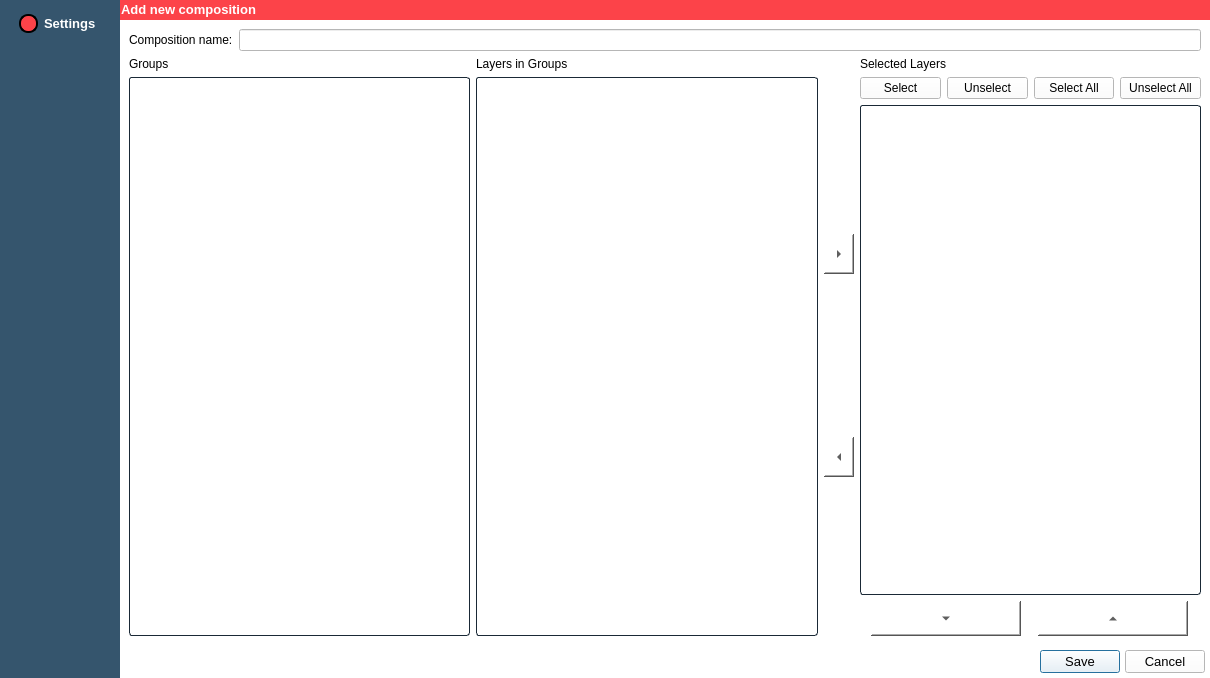
This is Kompozycje/nowa_kompozycja.ui in GIAPspzoo/GIAP_PolaMap_lite as Qt 5 draws it before an edit. The edited form follows.
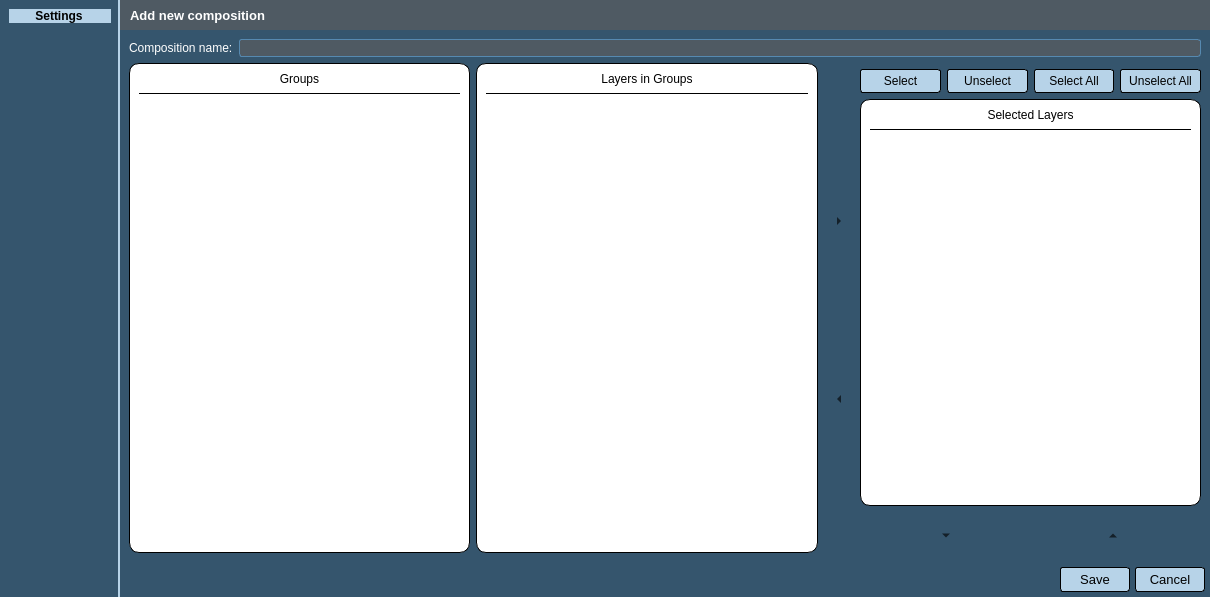
This is the edited form. Icons and pictures are not drawn.

What changed in the file:
```diff
--- a/Kompozycje/nowa_kompozycja.ui
+++ b/Kompozycje/nowa_kompozycja.ui
@@ -13,7 +13,7 @@
     <x>0</x>
     <y>0</y>
     <width>1210</width>
-    <height>678</height>
+    <height>597</height>
    </rect>
   </property>
   <property name="sizePolicy">
@@ -46,23 +46,90 @@
   </property>
   <property name="styleSheet">
    <string notr="true">* {
-	background-color: rgb(255, 255, 255);
-	color: black;
+	background-color: rgb(53, 85, 109);
     font: 10pt &quot;Segoe UI&quot;; 
+	color: white;
 }
-
-
 QAbstractItemView
 {
-	alternate-background-color:  #e7e7e7;
-	color:  black;
-	border: 1px solid  #1a2936;
+	alternate-background-color:  #e6e6e6;
+}
+QComboBox
+{
+	selection-background-color: #b7d3e8;
+    background-color: #4f5a63;
+	border-style: solid;
+	border: 1px solid  #5689b0;
 	border-radius: 3px;
-	padding: 1px;
+	padding: 2px;
+	font: 9pt &quot;Segoe UI&quot;;
+    height: 20px;
+}
+
+QComboBox:on
+{
+	background-color: #4f5a63;
+	padding-top: 3px;
+	padding-left: 1px;
+	selection-background-color: #4a4a4a;
+}
+
+QComboBox QAbstractItemView
+{
+	background-color: #4f5a63;
+	border-radius: 4px;
+	border: 1px solid  #6fb1e3;
+	selection-background-color: #4f5a63;
+    padding: 4px 10px 4px 10px;
+    width: 1.9em;
+}
+
+QComboBox::drop-down
+{
+	subcontrol-origin: padding;
+	subcontrol-position: top right;
+	width: 15px;
+    background-color: #5689b0;
+	border-left-width: 0px;
+	border-left-color:  #1a2936;
+	border-left-style: solid;
+	border-top-right-radius: 3px; 
+	border-bottom-right-radius: 3px;
+}
+
+QComboBox::down-arrow
+{
+	image: url(icons/down_arrow_disabled.png);
+}
+
+QComboBox::down-arrow:on, 
+QComboBox::down-arrow:hover,
+QComboBox::down-arrow:focus
+{
+	image: url(icons/down_arrow.png);
+}
+
+QLineEdit
+{
+	border: 1px solid #5689b0;
+    border-radius: 3px;
+    background-color: #4f5a63;
 }
 
 QPushButton {
 	color: black;
+	border: 1px solid black;
+	background-color: #b7d3e8;
+	border-radius: 3px;
+	padding: 4px;
+}
+
+QPushButton:hover {
+	font-weight: bold;
+}
+QPushButton:pressed {
+   background-color: #5689b0;
+   border: 1px solid #6fb1e3;
 }
 
 QPushButton:disabled
@@ -70,20 +137,24 @@
 	color: gray;
 }
 
+QGroupBox {
+border: 1px solid #5689b0;
+}
+
 QToolButton {
-	color:  black;
+   border: 0px solid transparent;
+   color: black;
+
 }
 
-QPushButton:disabled
-{
-	color: gray;
+QToolButton:hover {
+   background-color: #5689b0;
+   border: 1px solid #6fb1e3;
 }
 
-QHeaderView::section
-{
-	background-color:  #cfcfcf;
-	color:  black;
-	padding-left: 4px;
+QToolButton:pressed {
+   background-color: #5689b0;
+   border: 1px solid #6fb1e3;
 }</string>
   </property>
   <property name="locale">
@@ -190,87 +261,6 @@
       <enum>QFrame::Plain</enum>
      </property>
      <layout class="QGridLayout" name="gridLayout_2">
-      <item row="1" column="0">
-       <widget class="QLabel" name="grupy_label">
-        <property name="sizePolicy">
-         <sizepolicy hsizetype="Preferred" vsizetype="Fixed">
-          <horstretch>0</horstretch>
-          <verstretch>0</verstretch>
-         </sizepolicy>
-        </property>
-        <property name="text">
-         <string>Groups</string>
-        </property>
-       </widget>
-      </item>
-      <item row="1" column="1">
-       <widget class="QLabel" name="warstwy_w_grupie_label">
-        <property name="sizePolicy">
-         <sizepolicy hsizetype="Preferred" vsizetype="Fixed">
-          <horstretch>0</horstretch>
-          <verstretch>0</verstretch>
-         </sizepolicy>
-        </property>
-        <property name="text">
-         <string>Layers in Groups</string>
-        </property>
-       </widget>
-      </item>
-      <item row="1" column="3">
-       <widget class="QLabel" name="wybrane_warstwy_label">
-        <property name="sizePolicy">
-         <sizepolicy hsizetype="Preferred" vsizetype="Fixed">
-          <horstretch>0</horstretch>
-          <verstretch>0</verstretch>
-         </sizepolicy>
-        </property>
-        <property name="text">
-         <string>Selected Layers</string>
-        </property>
-       </widget>
-      </item>
-      <item row="0" column="0" colspan="4">
-       <layout class="QHBoxLayout" name="horizontalLayout_3">
-        <item>
-         <widget class="QLabel" name="label_2">
-          <property name="text">
-           <string>Composition name:</string>
-          </property>
-         </widget>
-        </item>
-        <item>
-         <widget class="QLineEdit" name="nazwa_lineEdit"/>
-        </item>
-       </layout>
-      </item>
-      <item row="3" column="3">
-       <widget class="QListView" name="warstwy_table">
-        <property name="editTriggers">
-         <set>QAbstractItemView::NoEditTriggers</set>
-        </property>
-        <property name="dragEnabled">
-         <bool>false</bool>
-        </property>
-        <property name="dragDropOverwriteMode">
-         <bool>false</bool>
-        </property>
-        <property name="dragDropMode">
-         <enum>QAbstractItemView::NoDragDrop</enum>
-        </property>
-        <property name="defaultDropAction">
-         <enum>Qt::MoveAction</enum>
-        </property>
-        <property name="alternatingRowColors">
-         <bool>true</bool>
-        </property>
-        <property name="selectionMode">
-         <enum>QAbstractItemView::SingleSelection</enum>
-        </property>
-        <property name="selectionBehavior">
-         <enum>QAbstractItemView::SelectRows</enum>
-        </property>
-       </widget>
-      </item>
       <item row="2" column="3">
        <widget class="QWidget" name="widget_2" native="true">
         <layout class="QHBoxLayout" name="horizontalLayout_2">
@@ -317,99 +307,83 @@
         </layout>
        </widget>
       </item>
-      <item row="2" column="2" rowspan="3">
-       <layout class="QVBoxLayout" name="verticalLayout_2">
-        <item>
-         <widget class="QToolButton" name="dodaj_warstwe">
-          <property name="minimumSize">
-           <size>
-            <width>30</width>
-            <height>40</height>
-           </size>
-          </property>
-          <property name="text">
-           <string>...</string>
-          </property>
-          <property name="arrowType">
-           <enum>Qt::RightArrow</enum>
-          </property>
-         </widget>
-        </item>
-        <item>
-         <widget class="QToolButton" name="usun_warstwe">
-          <property name="minimumSize">
-           <size>
-            <width>30</width>
-            <height>40</height>
-           </size>
-          </property>
-          <property name="text">
-           <string>...</string>
-          </property>
-          <property name="arrowType">
-           <enum>Qt::LeftArrow</enum>
-          </property>
-         </widget>
-        </item>
-       </layout>
-      </item>
-      <item row="2" column="1" rowspan="3">
-       <widget class="QListView" name="warstwy_w_grupie_table">
-        <property name="editTriggers">
-         <set>QAbstractItemView::NoEditTriggers</set>
+      <item row="1" column="0" rowspan="5">
+       <widget class="QFrame" name="frame_2">
+        <property name="styleSheet">
+         <string notr="true">border: 1px solid black;
+border-radius: 10px;
+background-color: white;</string>
         </property>
-        <property name="dragEnabled">
-         <bool>false</bool>
+        <property name="frameShape">
+         <enum>QFrame::StyledPanel</enum>
         </property>
-        <property name="dragDropOverwriteMode">
-         <bool>false</bool>
+        <property name="frameShadow">
+         <enum>QFrame::Raised</enum>
         </property>
-        <property name="dragDropMode">
-         <enum>QAbstractItemView::NoDragDrop</enum>
-        </property>
-        <property name="defaultDropAction">
-         <enum>Qt::MoveAction</enum>
-        </property>
-        <property name="alternatingRowColors">
-         <bool>true</bool>
-        </property>
-        <property name="selectionMode">
-         <enum>QAbstractItemView::MultiSelection</enum>
-        </property>
-        <property name="selectionBehavior">
-         <enum>QAbstractItemView::SelectRows</enum>
-        </property>
+        <layout class="QVBoxLayout" name="verticalLayout_4">
+         <property name="topMargin">
+          <number>0</number>
+         </property>
+         <item>
+          <widget class="QLabel" name="label_4">
+           <property name="minimumSize">
+            <size>
+             <width>0</width>
+             <height>30</height>
+            </size>
+           </property>
+           <property name="styleSheet">
+            <string notr="true">border-width: 0px;
+border-radius: 0px;
+border-bottom: 1px solid black;
+color: black;</string>
+           </property>
+           <property name="text">
+            <string>Groups</string>
+           </property>
+           <property name="alignment">
+            <set>Qt::AlignCenter</set>
+           </property>
+          </widget>
+         </item>
+         <item>
+          <widget class="QListView" name="grupy_table">
+           <property name="styleSheet">
+            <string notr="true">QListView {
+border: 0px;
+color: black;
+}</string>
+           </property>
+           <property name="editTriggers">
+            <set>QAbstractItemView::NoEditTriggers</set>
+           </property>
+           <property name="dragEnabled">
+            <bool>false</bool>
+           </property>
+           <property name="dragDropOverwriteMode">
+            <bool>false</bool>
+           </property>
+           <property name="dragDropMode">
+            <enum>QAbstractItemView::NoDragDrop</enum>
+           </property>
+           <property name="defaultDropAction">
+            <enum>Qt::MoveAction</enum>
+           </property>
+           <property name="alternatingRowColors">
+            <bool>true</bool>
+           </property>
+           <property name="selectionMode">
+            <enum>QAbstractItemView::SingleSelection</enum>
+           </property>
+           <property name="selectionBehavior">
+            <enum>QAbstractItemView::SelectRows</enum>
+           </property>
+          </widget>
+         </item>
+        </layout>
        </widget>
       </item>
-      <item row="2" column="0" rowspan="3">
-       <widget class="QListView" name="grupy_table">
-        <property name="editTriggers">
-         <set>QAbstractItemView::NoEditTriggers</set>
-        </property>
-        <property name="dragEnabled">
-         <bool>false</bool>
-        </property>
-        <property name="dragDropOverwriteMode">
-         <bool>false</bool>
-        </property>
-        <property name="dragDropMode">
-         <enum>QAbstractItemView::NoDragDrop</enum>
-        </property>
-        <property name="defaultDropAction">
-         <enum>Qt::MoveAction</enum>
-        </property>
-        <property name="alternatingRowColors">
-         <bool>true</bool>
-        </property>
-        <property name="selectionMode">
-         <enum>QAbstractItemView::SingleSelection</enum>
-        </property>
-        <property name="selectionBehavior">
-         <enum>QAbstractItemView::SelectRows</enum>
-        </property>
-       </widget>
-      </item>
-      <item row="4" column="3">
+      <item row="5" column="3">
        <layout class="QHBoxLayout" name="horizontalLayout_4">
         <item>
          <widget class="QToolButton" name="wdol_warstwe">
@@ -445,274 +419,211 @@
         </item>
        </layout>
       </item>
-     </layout>
-    </widget>
-   </item>
-   <item row="0" column="0" rowspan="3">
-    <widget class="QWidget" name="widget" native="true">
-     <property name="minimumSize">
-      <size>
-       <width>120</width>
-       <height>0</height>
-      </size>
-     </property>
-     <property name="font">
-      <font>
-       <family>Segoe UI Light</family>
-       <pointsize>8</pointsize>
-       <weight>9</weight>
-       <italic>false</italic>
-       <bold>false</bold>
-      </font>
-     </property>
-     <property name="styleSheet">
-      <string notr="true">background-color: rgb(53, 85, 109);
-font: 75 8pt &quot;Segoe UI Light&quot;;
-</string>
-     </property>
-     <layout class="QGridLayout" name="gridLayout_3">
-      <item row="0" column="0">
-       <widget class="QRadioButton" name="radioButton_10">
-        <property name="enabled">
-         <bool>false</bool>
-        </property>
-        <property name="minimumSize">
-         <size>
-          <width>0</width>
-          <height>20</height>
-         </size>
-        </property>
-        <property name="palette">
-         <palette>
-          <active>
-           <colorrole role="WindowText">
-            <brush brushstyle="SolidPattern">
-             <color alpha="255">
-              <red>255</red>
-              <green>255</green>
-              <blue>255</blue>
-             </color>
-            </brush>
-           </colorrole>
-           <colorrole role="Button">
-            <brush brushstyle="SolidPattern">
-             <color alpha="255">
-              <red>53</red>
-              <green>85</green>
-              <blue>109</blue>
-             </color>
-            </brush>
-           </colorrole>
-           <colorrole role="Text">
-            <brush brushstyle="SolidPattern">
-             <color alpha="255">
-              <red>255</red>
-              <green>255</green>
-              <blue>255</blue>
-             </color>
-            </brush>
-           </colorrole>
-           <colorrole role="ButtonText">
-            <brush brushstyle="SolidPattern">
-             <color alpha="255">
-              <red>255</red>
-              <green>255</green>
-              <blue>255</blue>
-             </color>
-            </brush>
-           </colorrole>
-           <colorrole role="Base">
-            <brush brushstyle="SolidPattern">
-             <color alpha="255">
-              <red>53</red>
-              <green>85</green>
-              <blue>109</blue>
-             </color>
-            </brush>
-           </colorrole>
-           <colorrole role="Window">
-            <brush brushstyle="SolidPattern">
-             <color alpha="255">
-              <red>53</red>
-              <green>85</green>
-              <blue>109</blue>
-             </color>
-            </brush>
-           </colorrole>
-          </active>
-          <inactive>
-           <colorrole role="WindowText">
-            <brush brushstyle="SolidPattern">
-             <color alpha="255">
-              <red>255</red>
-              <green>255</green>
-              <blue>255</blue>
-             </color>
-            </brush>
-           </colorrole>
-           <colorrole role="Button">
-            <brush brushstyle="SolidPattern">
-             <color alpha="255">
-              <red>53</red>
-              <green>85</green>
-              <blue>109</blue>
-             </color>
-            </brush>
-           </colorrole>
-           <colorrole role="Text">
-            <brush brushstyle="SolidPattern">
-             <color alpha="255">
-              <red>255</red>
-              <green>255</green>
-              <blue>255</blue>
-             </color>
-            </brush>
-           </colorrole>
-           <colorrole role="ButtonText">
-            <brush brushstyle="SolidPattern">
-             <color alpha="255">
-              <red>255</red>
-              <green>255</green>
-              <blue>255</blue>
-             </color>
-            </brush>
-           </colorrole>
-           <colorrole role="Base">
-            <brush brushstyle="SolidPattern">
-             <color alpha="255">
-              <red>53</red>
-              <green>85</green>
-              <blue>109</blue>
-             </color>
-            </brush>
-           </colorrole>
-           <colorrole role="Window">
-            <brush brushstyle="SolidPattern">
-             <color alpha="255">
-              <red>53</red>
-              <green>85</green>
-              <blue>109</blue>
-             </color>
-            </brush>
-           </colorrole>
-          </inactive>
-          <disabled>
-           <colorrole role="WindowText">
-            <brush brushstyle="SolidPattern">
-             <color alpha="255">
-              <red>255</red>
-              <green>255</green>
-              <blue>255</blue>
-             </color>
-            </brush>
-           </colorrole>
-           <colorrole role="Button">
-            <brush brushstyle="SolidPattern">
-             <color alpha="255">
-              <red>53</red>
-              <green>85</green>
-              <blue>109</blue>
-             </color>
-            </brush>
-           </colorrole>
-           <colorrole role="Text">
-            <brush brushstyle="SolidPattern">
-             <color alpha="255">
-              <red>255</red>
-              <green>255</green>
-              <blue>255</blue>
-             </color>
-            </brush>
-           </colorrole>
-           <colorrole role="ButtonText">
-            <brush brushstyle="SolidPattern">
-             <color alpha="255">
-              <red>255</red>
-              <green>255</green>
-              <blue>255</blue>
-             </color>
-            </brush>
-           </colorrole>
-           <colorrole role="Base">
-            <brush brushstyle="SolidPattern">
-             <color alpha="255">
-              <red>53</red>
-              <green>85</green>
-              <blue>109</blue>
-             </color>
-            </brush>
-           </colorrole>
-           <colorrole role="Window">
-            <brush brushstyle="SolidPattern">
-             <color alpha="255">
-              <red>53</red>
-              <green>85</green>
-              <blue>109</blue>
-             </color>
-            </brush>
-           </colorrole>
-          </disabled>
-         </palette>
-        </property>
-        <property name="font">
-         <font>
-          <family>Segoe UI</family>
-          <pointsize>10</pointsize>
-          <weight>75</weight>
-          <italic>false</italic>
-          <bold>true</bold>
-         </font>
-        </property>
+      <item row="0" column="0" colspan="4">
+       <layout class="QHBoxLayout" name="horizontalLayout_3">
+        <item>
+         <widget class="QLabel" name="label_2">
+          <property name="text">
+           <string>Composition name:</string>
+          </property>
+         </widget>
+        </item>
+        <item>
+         <widget class="QLineEdit" name="nazwa_lineEdit">
+          <property name="text">
+           <string/>
+          </property>
+         </widget>
+        </item>
+       </layout>
+      </item>
+      <item row="2" column="2" rowspan="4">
+       <layout class="QVBoxLayout" name="verticalLayout_2">
+        <item>
+         <widget class="QToolButton" name="dodaj_warstwe">
+          <property name="minimumSize">
+           <size>
+            <width>30</width>
+            <height>40</height>
+           </size>
+          </property>
+          <property name="text">
+           <string>...</string>
+          </property>
+          <property name="arrowType">
+           <enum>Qt::RightArrow</enum>
+          </property>
+         </widget>
+        </item>
+        <item>
+         <widget class="QToolButton" name="usun_warstwe">
+          <property name="minimumSize">
+           <size>
+            <width>30</width>
+            <height>40</height>
+           </size>
+          </property>
+          <property name="text">
+           <string>...</string>
+          </property>
+          <property name="arrowType">
+           <enum>Qt::LeftArrow</enum>
+          </property>
+         </widget>
+        </item>
+       </layout>
+      </item>
+      <item row="1" column="1" rowspan="5">
+       <widget class="QFrame" name="frame_4">
         <property name="styleSheet">
-         <string notr="true">QRadioButton::indicator::checked  {
-	border: 2px solid black;
-	border-radius: 9px;
-	background-color: rgb(252, 67, 73);
-	width: 15px;
-	height: 15px;
-	margin-left: 5px;
-}
-
-QRadioButton::indicator::unchecked  {
-	border: 2px solid black;
-	border-radius: 9px;
-	background-color: rgb(255, 255, 255);
-	width: 15px;
-	height: 15px;
-	margin-left: 5px;
-}
-
-QRadioButton {
-	color : white;
-	font: 10pt &quot;Segoe UI&quot;;
-	font-weight: bold; 
-	margin-left: 5px;
-	margin-top: 5px;
-}</string>
+         <string notr="true">border: 1px solid black;
+border-radius: 10px;
+background-color: white;</string>
         </property>
-        <property name="text">
-         <string>Settings</string>
+        <property name="frameShape">
+         <enum>QFrame::StyledPanel</enum>
         </property>
-        <property name="checkable">
-         <bool>true</bool>
+        <property name="frameShadow">
+         <enum>QFrame::Raised</enum>
         </property>
-        <property name="checked">
-         <bool>true</bool>
-        </property>
+        <layout class="QVBoxLayout" name="verticalLayout_5">
+         <property name="topMargin">
+          <number>0</number>
+         </property>
+         <item>
+          <widget class="QLabel" name="label_5">
+           <property name="minimumSize">
+            <size>
+             <width>0</width>
+             <height>30</height>
+            </size>
+           </property>
+           <property name="styleSheet">
+            <string notr="true">border-width: 0px;
+border-radius: 0px;
+border-bottom: 1px solid black;
+color: black;</string>
+           </property>
+           <property name="text">
+            <string>Layers in Groups</string>
+           </property>
+           <property name="alignment">
+            <set>Qt::AlignCenter</set>
+           </property>
+          </widget>
+         </item>
+         <item>
+          <widget class="QListView" name="warstwy_w_grupie_table">
+           <property name="styleSheet">
+            <string notr="true">QListView {
+border: 0px;
+color: black;
+}</string>
+           </property>
+           <property name="editTriggers">
+            <set>QAbstractItemView::NoEditTriggers</set>
+           </property>
+           <property name="dragEnabled">
+            <bool>false</bool>
+           </property>
+           <property name="dragDropOverwriteMode">
+            <bool>false</bool>
+           </property>
+           <property name="dragDropMode">
+            <enum>QAbstractItemView::NoDragDrop</enum>
+           </property>
+           <property name="defaultDropAction">
+            <enum>Qt::MoveAction</enum>
+           </property>
+           <property name="alternatingRowColors">
+            <bool>true</bool>
+           </property>
+           <property name="selectionMode">
+            <enum>QAbstractItemView::MultiSelection</enum>
+           </property>
+           <property name="selectionBehavior">
+            <enum>QAbstractItemView::SelectRows</enum>
+           </property>
+          </widget>
+         </item>
+        </layout>
        </widget>
       </item>
-      <item row="1" column="0">
-       <spacer name="verticalSpacer_2">
-        <property name="orientation">
-         <enum>Qt::Vertical</enum>
+      <item row="3" column="3">
+       <widget class="QFrame" name="frame_5">
+        <property name="styleSheet">
+         <string notr="true">border: 1px solid black;
+border-radius: 10px;
+background-color: white;</string>
         </property>
-        <property name="sizeHint" stdset="0">
-         <size>
-          <width>20</width>
-          <height>40</height>
-         </size>
+        <property name="frameShape">
+         <enum>QFrame::StyledPanel</enum>
         </property>
-       </spacer>
+        <property name="frameShadow">
+         <enum>QFrame::Raised</enum>
+        </property>
+        <layout class="QVBoxLayout" name="verticalLayout_8">
+         <property name="topMargin">
+          <number>0</number>
+         </property>
+         <item>
+          <widget class="QLabel" name="label_8">
+           <property name="minimumSize">
+            <size>
+             <width>0</width>
+             <height>30</height>
+            </size>
+           </property>
+           <property name="styleSheet">
+            <string notr="true">border-width: 0px;
+border-radius: 0px;
+border-bottom: 1px solid black;
+color: black;</string>
+           </property>
+           <property name="text">
+            <string>Selected Layers</string>
+           </property>
+           <property name="alignment">
+            <set>Qt::AlignCenter</set>
+           </property>
+          </widget>
+         </item>
+         <item>
+          <widget class="QListView" name="warstwy_table">
+           <property name="styleSheet">
+            <string notr="true">QListView {
+border: 0px;
+color: black;
+}</string>
+           </property>
+           <property name="editTriggers">
+            <set>QAbstractItemView::NoEditTriggers</set>
+           </property>
+           <property name="dragEnabled">
+            <bool>false</bool>
+           </property>
+           <property name="dragDropOverwriteMode">
+            <bool>false</bool>
+           </property>
+           <property name="dragDropMode">
+            <enum>QAbstractItemView::NoDragDrop</enum>
+           </property>
+           <property name="defaultDropAction">
+            <enum>Qt::MoveAction</enum>
+           </property>
+           <property name="alternatingRowColors">
+            <bool>true</bool>
+           </property>
+           <property name="selectionMode">
+            <enum>QAbstractItemView::SingleSelection</enum>
+           </property>
+           <property name="selectionBehavior">
+            <enum>QAbstractItemView::SelectRows</enum>
+           </property>
+          </widget>
+         </item>
+        </layout>
+       </widget>
       </item>
      </layout>
     </widget>
@@ -722,17 +633,17 @@
      <property name="minimumSize">
       <size>
        <width>200</width>
-       <height>20</height>
+       <height>30</height>
       </size>
      </property>
      <property name="maximumSize">
       <size>
        <width>16777215</width>
-       <height>20</height>
+       <height>30</height>
       </size>
      </property>
      <property name="styleSheet">
-      <string notr="true">background-color: rgb(252, 67, 73);</string>
+      <string notr="true">background-color: #4f5a63;</string>
      </property>
      <property name="frameShape">
       <enum>QFrame::NoFrame</enum>
@@ -743,10 +654,10 @@
      <widget class="QLabel" name="title_label_3">
       <property name="geometry">
        <rect>
-        <x>1</x>
-        <y>1</y>
+        <x>10</x>
+        <y>0</y>
         <width>261</width>
-        <height>16</height>
+        <height>30</height>
        </rect>
       </property>
       <property name="font">
@@ -767,6 +678,69 @@
      </widget>
     </widget>
    </item>
+   <item row="0" column="0" rowspan="3">
+    <widget class="QFrame" name="frame">
+     <property name="minimumSize">
+      <size>
+       <width>120</width>
+       <height>0</height>
+      </size>
+     </property>
+     <property name="font">
+      <font>
+       <family>Segoe UI Light</family>
+       <pointsize>8</pointsize>
+       <weight>9</weight>
+       <italic>false</italic>
+       <bold>false</bold>
+      </font>
+     </property>
+     <property name="styleSheet">
+      <string notr="true">
+* {
+	font: 75 8pt &quot;Segoe UI Light&quot;;
+	color: black;
+}
+
+QFrame {
+	border-right: 2px solid #b7d3e8;
+}</string>
+     </property>
+     <layout class="QGridLayout" name="gridLayout_3">
+      <item row="1" column="0">
+       <spacer name="verticalSpacer_2">
+        <property name="orientation">
+         <enum>Qt::Vertical</enum>
+        </property>
+        <property name="sizeHint" stdset="0">
+         <size>
+          <width>20</width>
+          <height>40</height>
+         </size>
+        </property>
+       </spacer>
+      </item>
+      <item row="0" column="0">
+       <widget class="QLabel" name="label_3">
+        <property name="styleSheet">
+         <string notr="true">   background-color: #b7d3e8;
+   color: black;
+   font: 10pt &quot;Segoe UI&quot;; 
+   font-weight: bold;
+   padding-left: 5px;
+   padding-right: 5px;</string>
+        </property>
+        <property name="text">
+         <string>Settings</string>
+        </property>
+        <property name="alignment">
+         <set>Qt::AlignCenter</set>
+        </property>
+       </widget>
+      </item>
+     </layout>
+    </widget>
+   </item>
   </layout>
  </widget>
  <tabstops>
```
Left out of the diff: 4 changed lines with no effect on the pictures.
